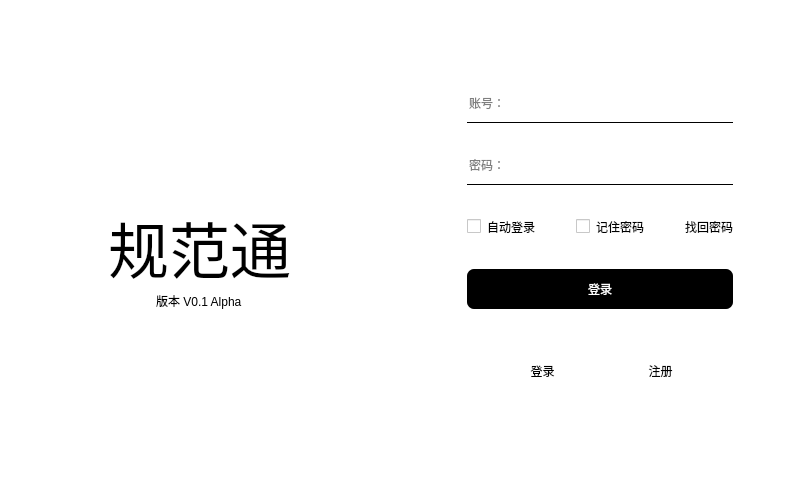
This is UI/Login.ui in hyooeewee/Toolbox-of-Standard as Qt 5 draws it before an edit. The edited form follows.
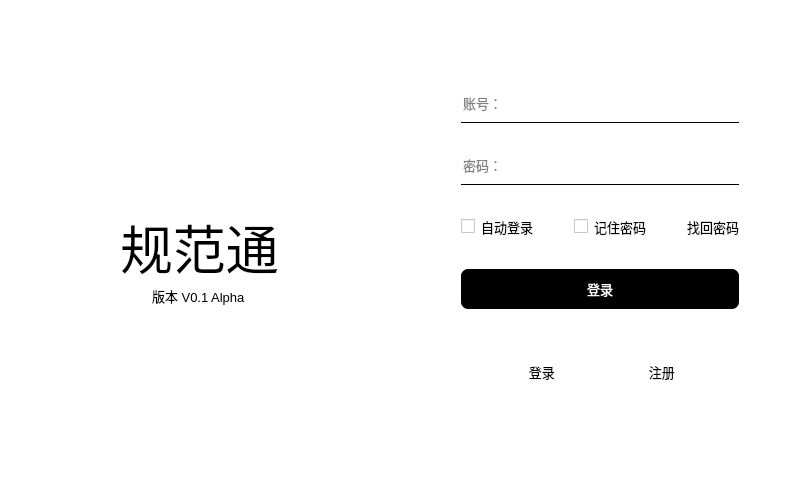
This is the edited form. Icons and pictures are not drawn.

```diff
--- a/UI/Login.ui
+++ b/UI/Login.ui
@@ -30,8 +30,11 @@
   </property>
   <property name="font">
    <font>
-    <family>幼圆</family>
-    <pointsize>14</pointsize>
+    <family>Noto Sans CJK</family>
+    <pointsize>10</pointsize>
+    <weight>50</weight>
+    <italic>false</italic>
+    <bold>false</bold>
    </font>
   </property>
   <property name="windowTitle">
@@ -41,6 +44,7 @@
    <string notr="true">border: 0px;
 padding: 0px;
 margin: 0px;
+font-size: 10pt;
 color: rgb(0, 0, 0);
 background-color: rgb(255, 255, 255);</string>
   </property>
@@ -49,13 +53,14 @@
     <string notr="true">#centralwidget{
 	background-color: rgb(255, 255, 255);
 	border-radius:20px;
-	margin: 5px;
 }
 
 QFrame,QLabel,QPushButton{
 	background-color: rgba(255, 0, 0, 0);
 }
-
+#label_title{
+	font-size: 40pt;
+}
 #frame_3{
 	margin: 30px;
 }</string>
@@ -126,8 +131,11 @@
         <widget class="QLabel" name="label_title">
          <property name="font">
           <font>
-           <family>微软雅黑</family>
-           <pointsize>46</pointsize>
+           <family>Noto Sans CJK Medium</family>
+           <pointsize>40</pointsize>
+           <weight>50</weight>
+           <italic>false</italic>
+           <bold>false</bold>
           </font>
          </property>
          <property name="styleSheet">
```
